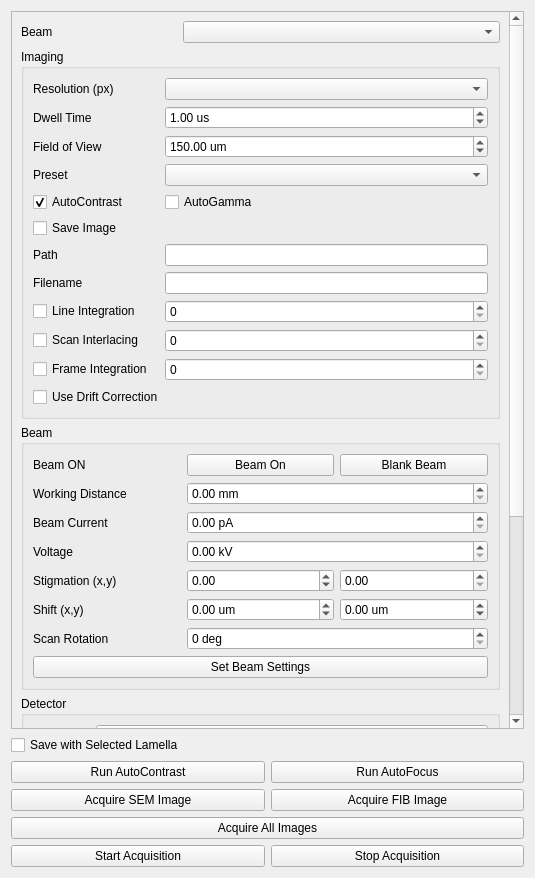
Old version of the form fibsem/ui/qtdesigner_files/ImageSettingsWidget.ui in the repository fibsem-os/fibsem-os.
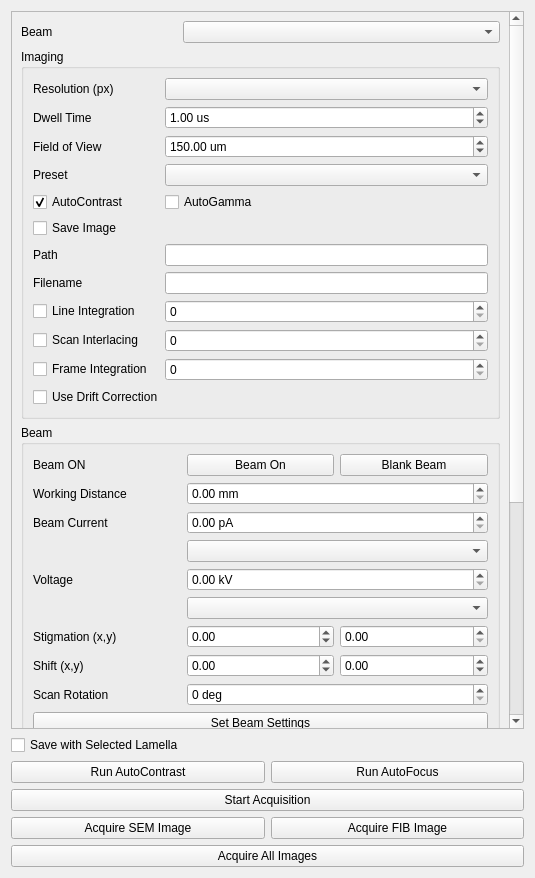
New version of the form.

Commit message: [refactor] gui image controls

Patch:
```diff
--- a/fibsem/ui/qtdesigner_files/ImageSettingsWidget.ui
+++ b/fibsem/ui/qtdesigner_files/ImageSettingsWidget.ui
@@ -14,20 +14,6 @@
    <string>Form</string>
   </property>
   <layout class="QGridLayout" name="gridLayout">
-   <item row="31" column="0">
-    <widget class="QPushButton" name="pushButton_start_acquisition">
-     <property name="text">
-      <string>Start Acquisition</string>
-     </property>
-    </widget>
-   </item>
-   <item row="2" column="0" colspan="2">
-    <widget class="QCheckBox" name="checkBox_save_with_selected_lamella">
-     <property name="text">
-      <string>Save with Selected Lamella</string>
-     </property>
-    </widget>
-   </item>
    <item row="1" column="0" colspan="2">
     <widget class="QScrollArea" name="scrollArea">
      <property name="minimumSize">
@@ -43,9 +29,9 @@
       <property name="geometry">
        <rect>
         <x>0</x>
-        <y>0</y>
+        <y>-269</y>
         <width>501</width>
-        <height>1042</height>
+        <height>1071</height>
        </rect>
       </property>
       <layout class="QGridLayout" name="gridLayout_2">
@@ -288,6 +274,16 @@
           <string>Detector</string>
          </property>
          <layout class="QGridLayout" name="gridLayout_5">
+          <item row="1" column="1" colspan="2">
+           <widget class="QComboBox" name="detector_mode_combobox"/>
+          </item>
+          <item row="2" column="0">
+           <widget class="QLabel" name="label_detector_brightness">
+            <property name="text">
+             <string>Brightness</string>
+            </property>
+           </widget>
+          </item>
           <item row="3" column="2">
            <widget class="QLabel" name="detector_contrast_label">
             <property name="text">
@@ -295,13 +291,6 @@
             </property>
            </widget>
           </item>
-          <item row="0" column="0">
-           <widget class="QLabel" name="label_detector_type">
-            <property name="text">
-             <string>Type</string>
-            </property>
-           </widget>
-          </item>
           <item row="2" column="1">
            <widget class="QSlider" name="detector_brightness_slider">
             <property name="maximum">
@@ -324,45 +313,9 @@
             </property>
            </widget>
           </item>
-          <item row="1" column="1" colspan="2">
-           <widget class="QComboBox" name="detector_mode_combobox"/>
-          </item>
-          <item row="2" column="2">
-           <widget class="QLabel" name="detector_brightness_label">
-            <property name="text">
-             <string>50%</string>
-            </property>
-           </widget>
-          </item>
           <item row="0" column="1" colspan="2">
            <widget class="QComboBox" name="detector_type_combobox"/>
           </item>
-          <item row="2" column="0">
-           <widget class="QLabel" name="label_detector_brightness">
-            <property name="text">
-             <string>Brightness</string>
-            </property>
-           </widget>
-          </item>
-          <item row="3" column="1">
-           <widget class="QSlider" name="detector_contrast_slider">
-            <property name="maximum">
-             <number>100</number>
-            </property>
-            <property name="sliderPosition">
-             <number>50</number>
-            </property>
-            <property name="orientation">
-             <enum>Qt::Horizontal</enum>
-            </property>
-            <property name="tickPosition">
-             <enum>QSlider::TicksAbove</enum>
-            </property>
-            <property name="tickInterval">
-             <number>10</number>
-            </property>
-           </widget>
-          </item>
           <item row="3" column="0">
            <widget class="QLabel" name="label_detector_contrast">
             <property name="text">
@@ -370,6 +323,39 @@
             </property>
            </widget>
           </item>
+          <item row="0" column="0">
+           <widget class="QLabel" name="label_detector_type">
+            <property name="text">
+             <string>Type</string>
+            </property>
+           </widget>
+          </item>
+          <item row="2" column="2">
+           <widget class="QLabel" name="detector_brightness_label">
+            <property name="text">
+             <string>50%</string>
+            </property>
+           </widget>
+          </item>
+          <item row="3" column="1">
+           <widget class="QSlider" name="detector_contrast_slider">
+            <property name="maximum">
+             <number>100</number>
+            </property>
+            <property name="sliderPosition">
+             <number>50</number>
+            </property>
+            <property name="orientation">
+             <enum>Qt::Horizontal</enum>
+            </property>
+            <property name="tickPosition">
+             <enum>QSlider::TicksAbove</enum>
+            </property>
+            <property name="tickInterval">
+             <number>10</number>
+            </property>
+           </widget>
+          </item>
           <item row="1" column="0">
            <widget class="QLabel" name="label_detector_mode">
             <property name="text">
@@ -377,73 +363,31 @@
             </property>
            </widget>
           </item>
-          <item row="4" column="0" colspan="3">
-           <widget class="QPushButton" name="set_detector_button">
-            <property name="text">
-             <string>Set Detector Settings</string>
-            </property>
-           </widget>
-          </item>
          </layout>
         </widget>
        </item>
        <item row="3" column="0" colspan="3">
         <widget class="QGroupBox" name="groupBox_beam">
+         <property name="enabled">
+          <bool>true</bool>
+         </property>
+         <property name="font">
+          <font>
+           <weight>50</weight>
+           <bold>false</bold>
+          </font>
+         </property>
          <property name="title">
           <string>Beam</string>
          </property>
+         <property name="flat">
+          <bool>false</bool>
+         </property>
+         <property name="checkable">
+          <bool>false</bool>
+         </property>
          <layout class="QGridLayout" name="gridLayout_4">
-          <item row="3" column="1" colspan="2">
-           <widget class="QDoubleSpinBox" name="doubleSpinBox_beam_voltage">
-            <property name="suffix">
-             <string> kV</string>
-            </property>
-            <property name="maximum">
-             <double>100000.000000000000000</double>
-            </property>
-           </widget>
-          </item>
-          <item row="3" column="0">
-           <widget class="QLabel" name="label_beam_voltage">
-            <property name="text">
-             <string>Voltage</string>
-            </property>
-           </widget>
-          </item>
-          <item row="5" column="2">
-           <widget class="QDoubleSpinBox" name="doubleSpinBox_shift_y">
-            <property name="suffix">
-             <string> um</string>
-            </property>
-            <property name="minimum">
-             <double>-1000.000000000000000</double>
-            </property>
-            <property name="maximum">
-             <double>1000.000000000000000</double>
-            </property>
-            <property name="singleStep">
-             <double>0.010000000000000</double>
-            </property>
-           </widget>
-          </item>
-          <item row="2" column="0">
-           <widget class="QLabel" name="label_beam_current">
-            <property name="text">
-             <string>Beam Current</string>
-            </property>
-           </widget>
-          </item>
-          <item row="6" column="1" colspan="2">
-           <widget class="QSpinBox" name="spinBox_beam_scan_rotation">
-            <property name="suffix">
-             <string> deg</string>
-            </property>
-            <property name="maximum">
-             <number>360</number>
-            </property>
-           </widget>
-          </item>
-          <item row="4" column="1">
+          <item row="6" column="1">
            <widget class="QDoubleSpinBox" name="doubleSpinBox_stigmation_x">
             <property name="minimum">
              <double>-1000.000000000000000</double>
@@ -463,40 +407,59 @@
             </property>
            </widget>
           </item>
-          <item row="7" column="0" colspan="3">
-           <widget class="QPushButton" name="button_set_beam_settings">
-            <property name="text">
-             <string>Set Beam Settings</string>
-            </property>
-           </widget>
-          </item>
-          <item row="1" column="1" colspan="2">
-           <widget class="QDoubleSpinBox" name="doubleSpinBox_working_distance">
-            <property name="suffix">
-             <string> mm</string>
-            </property>
-            <property name="maximum">
-             <double>1000.000000000000000</double>
-            </property>
-            <property name="singleStep">
-             <double>0.010000000000000</double>
-            </property>
-           </widget>
-          </item>
-          <item row="6" column="0">
-           <widget class="QLabel" name="label_beam_scan_rotation">
-            <property name="text">
-             <string>Scan Rotation</string>
-            </property>
-           </widget>
-          </item>
-          <item row="5" column="0">
+          <item row="7" column="0">
            <widget class="QLabel" name="label_shift">
             <property name="text">
              <string>Shift (x,y)</string>
             </property>
            </widget>
           </item>
+          <item row="7" column="1">
+           <widget class="QDoubleSpinBox" name="doubleSpinBox_shift_x">
+            <property name="suffix">
+             <string/>
+            </property>
+            <property name="minimum">
+             <double>-1000.000000000000000</double>
+            </property>
+            <property name="maximum">
+             <double>1000.000000000000000</double>
+            </property>
+            <property name="singleStep">
+             <double>0.010000000000000</double>
+            </property>
+           </widget>
+          </item>
+          <item row="0" column="0">
+           <widget class="QLabel" name="label_beam_status">
+            <property name="font">
+             <font>
+              <weight>50</weight>
+              <bold>false</bold>
+             </font>
+            </property>
+            <property name="text">
+             <string>Beam ON</string>
+            </property>
+           </widget>
+          </item>
+          <item row="0" column="1">
+           <widget class="QPushButton" name="pushButton_beam_is_on">
+            <property name="text">
+             <string>Beam On</string>
+            </property>
+           </widget>
+          </item>
+          <item row="6" column="2">
+           <widget class="QDoubleSpinBox" name="doubleSpinBox_stigmation_y">
+            <property name="maximum">
+             <double>1000.000000000000000</double>
+            </property>
+            <property name="singleStep">
+             <double>0.010000000000000</double>
+            </property>
+           </widget>
+          </item>
           <item row="2" column="1" colspan="2">
            <widget class="QDoubleSpinBox" name="doubleSpinBox_beam_current">
             <property name="suffix">
@@ -507,27 +470,30 @@
             </property>
            </widget>
           </item>
-          <item row="4" column="0">
-           <widget class="QLabel" name="label_stigmation">
-            <property name="text">
-             <string>Stigmation (x,y)</string>
+          <item row="8" column="1" colspan="2">
+           <widget class="QSpinBox" name="spinBox_beam_scan_rotation">
+            <property name="suffix">
+             <string> deg</string>
             </property>
-           </widget>
-          </item>
-          <item row="4" column="2">
-           <widget class="QDoubleSpinBox" name="doubleSpinBox_stigmation_y">
             <property name="maximum">
-             <double>1000.000000000000000</double>
+             <number>360</number>
             </property>
-            <property name="singleStep">
-             <double>0.010000000000000</double>
+           </widget>
+          </item>
+          <item row="3" column="1" colspan="2">
+           <widget class="QComboBox" name="comboBox_beam_current"/>
+          </item>
+          <item row="8" column="0">
+           <widget class="QLabel" name="label_beam_scan_rotation">
+            <property name="text">
+             <string>Scan Rotation</string>
             </property>
            </widget>
           </item>
-          <item row="5" column="1">
-           <widget class="QDoubleSpinBox" name="doubleSpinBox_shift_x">
+          <item row="7" column="2">
+           <widget class="QDoubleSpinBox" name="doubleSpinBox_shift_y">
             <property name="suffix">
-             <string> um</string>
+             <string/>
             </property>
             <property name="minimum">
              <double>-1000.000000000000000</double>
@@ -540,6 +506,20 @@
             </property>
            </widget>
           </item>
+          <item row="4" column="0">
+           <widget class="QLabel" name="label_beam_voltage">
+            <property name="text">
+             <string>Voltage</string>
+            </property>
+           </widget>
+          </item>
+          <item row="2" column="0">
+           <widget class="QLabel" name="label_beam_current">
+            <property name="text">
+             <string>Beam Current</string>
+            </property>
+           </widget>
+          </item>
           <item row="0" column="2">
            <widget class="QPushButton" name="pushButton_beam_blanked">
             <property name="text">
@@ -547,20 +527,46 @@
             </property>
            </widget>
           </item>
-          <item row="0" column="1">
-           <widget class="QPushButton" name="pushButton_beam_is_on">
+          <item row="4" column="1" colspan="2">
+           <widget class="QDoubleSpinBox" name="doubleSpinBox_beam_voltage">
+            <property name="suffix">
+             <string> kV</string>
+            </property>
+            <property name="maximum">
+             <double>100000.000000000000000</double>
+            </property>
+           </widget>
+          </item>
+          <item row="9" column="0" colspan="3">
+           <widget class="QPushButton" name="button_set_beam_settings">
             <property name="text">
-             <string>Beam On</string>
+             <string>Set Beam Settings</string>
             </property>
            </widget>
           </item>
-          <item row="0" column="0">
-           <widget class="QLabel" name="label_beam_status">
+          <item row="6" column="0">
+           <widget class="QLabel" name="label_stigmation">
             <property name="text">
-             <string>Beam ON</string>
+             <string>Stigmation (x,y)</string>
             </property>
            </widget>
           </item>
+          <item row="1" column="1" colspan="2">
+           <widget class="QDoubleSpinBox" name="doubleSpinBox_working_distance">
+            <property name="suffix">
+             <string> mm</string>
+            </property>
+            <property name="maximum">
+             <double>1000.000000000000000</double>
+            </property>
+            <property name="singleStep">
+             <double>0.010000000000000</double>
+            </property>
+           </widget>
+          </item>
+          <item row="5" column="1" colspan="2">
+           <widget class="QComboBox" name="comboBox_beam_voltage"/>
+          </item>
          </layout>
         </widget>
        </item>
@@ -568,41 +574,13 @@
      </widget>
     </widget>
    </item>
-   <item row="29" column="1">
-    <widget class="QPushButton" name="pushButton_acquire_fib_image">
-     <property name="text">
-      <string>Acquire FIB Image</string>
-     </property>
-    </widget>
-   </item>
-   <item row="30" column="0" colspan="2">
-    <widget class="QPushButton" name="pushButton_take_all_images">
-     <property name="text">
-      <string>Acquire All Images</string>
-     </property>
-    </widget>
-   </item>
-   <item row="29" column="0">
+   <item row="30" column="0">
     <widget class="QPushButton" name="pushButton_acquire_sem_image">
      <property name="text">
       <string>Acquire SEM Image</string>
      </property>
     </widget>
    </item>
-   <item row="31" column="1">
-    <widget class="QPushButton" name="pushButton_stop_acquisition">
-     <property name="text">
-      <string>Stop Acquisition</string>
-     </property>
-    </widget>
-   </item>
-   <item row="3" column="0">
-    <widget class="QPushButton" name="pushButton_run_autocontrast">
-     <property name="text">
-      <string>Run AutoContrast</string>
-     </property>
-    </widget>
-   </item>
    <item row="3" column="1">
     <widget class="QPushButton" name="pushButton_run_autofocus">
      <property name="text">
@@ -610,6 +588,41 @@
      </property>
     </widget>
    </item>
+   <item row="30" column="1">
+    <widget class="QPushButton" name="pushButton_acquire_fib_image">
+     <property name="text">
+      <string>Acquire FIB Image</string>
+     </property>
+    </widget>
+   </item>
+   <item row="3" column="0">
+    <widget class="QPushButton" name="pushButton_run_autocontrast">
+     <property name="text">
+      <string>Run AutoContrast</string>
+     </property>
+    </widget>
+   </item>
+   <item row="31" column="0" colspan="2">
+    <widget class="QPushButton" name="pushButton_take_all_images">
+     <property name="text">
+      <string>Acquire All Images</string>
+     </property>
+    </widget>
+   </item>
+   <item row="2" column="0" colspan="2">
+    <widget class="QCheckBox" name="checkBox_save_with_selected_lamella">
+     <property name="text">
+      <string>Save with Selected Lamella</string>
+     </property>
+    </widget>
+   </item>
+   <item row="4" column="0" colspan="2">
+    <widget class="QPushButton" name="pushButton_start_acquisition">
+     <property name="text">
+      <string>Start Acquisition</string>
+     </property>
+    </widget>
+   </item>
   </layout>
  </widget>
  <tabstops>
```
The commit also changes 3 other files.
